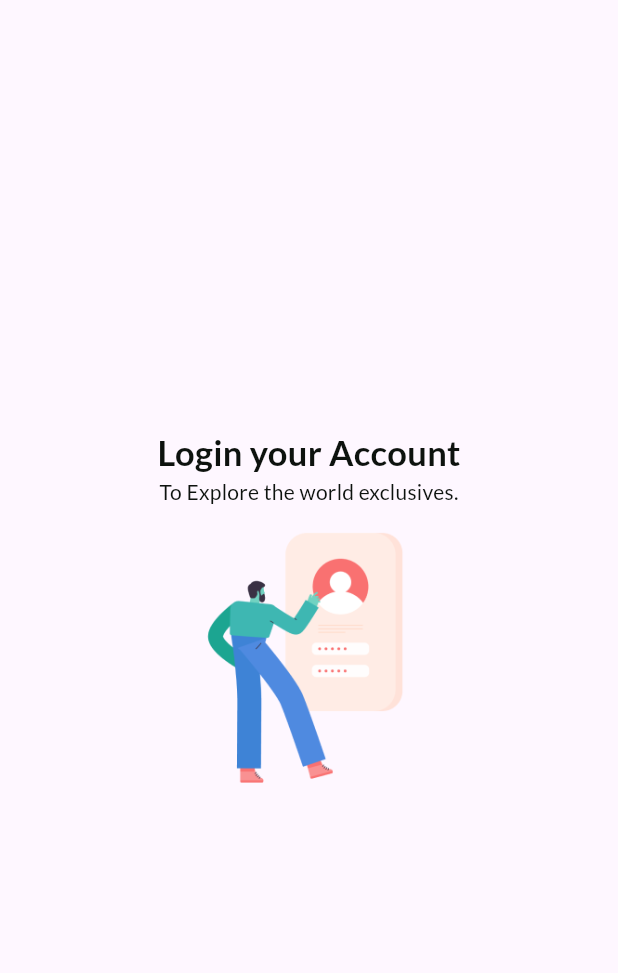
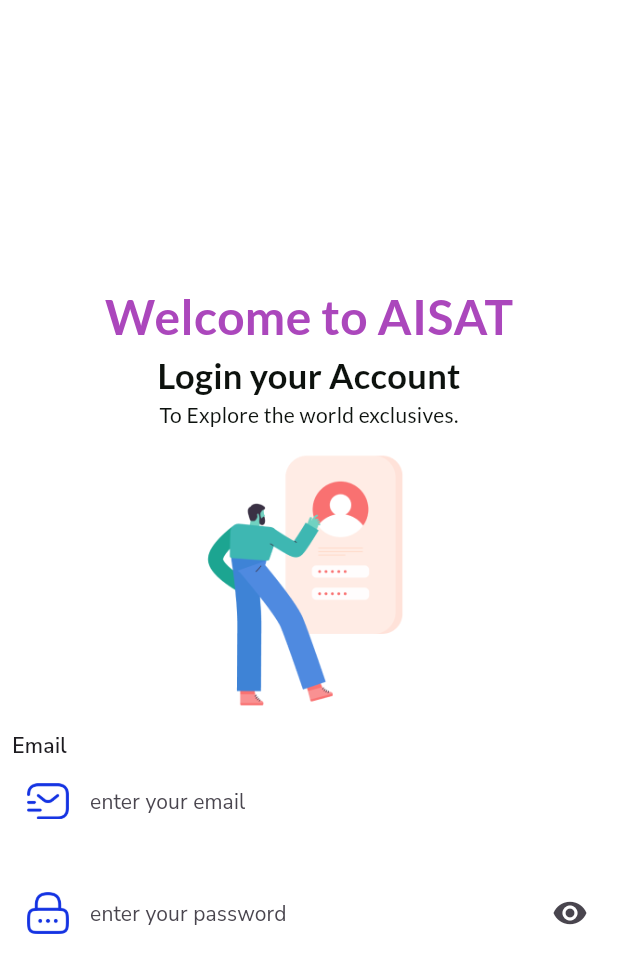
Before and after one commit to katawutuio/aisat_store_app, a Flutter app: the screen it shows after launch, on a phone screen of 412 x 824 dp. Shown: the top 973 px of the screen. Run offline on Flutter 3.47's test engine with Material 3 defaults, Android fonts, the phone set to English and light mode, and no system bars; our stand-ins replace google_fonts.

Commit message:
Create TextFormField - ใช้ Align component - ใช้ TextFormField widget สร้าง input text - แต่ง TextFormField ด้วย input decoration - ใช้ SizedBox widget คล้าย ๆ ใช้ div เปล่า - ใช้ prefix, suffix icon เพื่อใส่ icon เข้าไปใน field - ปิด แถบ debug ด้วย debugShowCheckedModeBanner

```diff
--- a/lib/main.dart
+++ b/lib/main.dart
@@ -12,6 +12,7 @@
   @override
   Widget build(BuildContext context) {
     return MaterialApp(
+      debugShowCheckedModeBanner: false,
       title: 'Flutter Demo',
       theme: ThemeData(
         // This is the theme of your application.
--- a/lib/views/screens/authentication_screen/login_screen.dart
+++ b/lib/views/screens/authentication_screen/login_screen.dart
@@ -7,10 +7,22 @@
   @override
   Widget build(BuildContext context) {
     return Scaffold(
-      body: Center(
+      backgroundColor: Colors.white.withOpacity(
+        0.95,
+      ),
+      body: Padding(
+        padding: const EdgeInsets.all(8.0),
+        child: Center(
           child: Column(
             mainAxisAlignment: MainAxisAlignment.center,
             children: [
+              Text(
+                "Welcome to AISAT",
+                style: GoogleFonts.getFont('Lato',
+                    color: Colors.purple[400],
+                    fontWeight: FontWeight.bold,
+                    fontSize: 32),
+              ),
               Text(
                 "Login your Account",
                 style: GoogleFonts.getFont(
@@ -30,8 +42,74 @@
                 'assets/images/Illustration.png',
                 width: 200,
                 height: 200,
-            )
+              ),
+              Align(
+                alignment: Alignment.topLeft,
+                child: Text(
+                  'Email',
+                  style: GoogleFonts.getFont(
+                    'Nunito Sans',
+                    fontWeight: FontWeight.w600,
+                    letterSpacing: 0.2,
+                  ),
+                ),
+              ),
+              TextFormField(
+                decoration: InputDecoration(
+                  fillColor: Colors.white,
+                  filled: true,
+                  border: OutlineInputBorder(
+                    borderRadius: BorderRadius.circular(9),
+                  ),
+                  focusedBorder: InputBorder.none,
+                  enabledBorder: InputBorder.none,
+                  labelText: 'enter your email',
+                  labelStyle: GoogleFonts.getFont(
+                    'Nunito Sans',
+                    fontSize: 14,
+                    letterSpacing: 0.1,
+                  ),
+                  prefixIcon: Padding(
+                    padding: const EdgeInsets.all(10.0),
+                    child: Image.asset(
+                      'assets/icons/email.png',
+                      width: 20,
+                      height: 20,
+                    ),
+                  ),
+                ),
+              ),
+              SizedBox(
+                height: 20,
+              ),
+              TextFormField(
+                decoration: InputDecoration(
+                  fillColor: Colors.white,
+                  filled: true,
+                  border: OutlineInputBorder(
+                    borderRadius: BorderRadius.circular(9),
+                  ),
+                  focusedBorder: InputBorder.none,
+                  enabledBorder: InputBorder.none,
+                  labelText: 'enter your password',
+                  labelStyle: GoogleFonts.getFont(
+                    'Nunito Sans',
+                    fontSize: 14,
+                    letterSpacing: 0.1,
+                  ),
+                  prefixIcon: Padding(
+                    padding: const EdgeInsets.all(10.0),
+                    child: Image.asset(
+                      'assets/icons/password.png',
+                      width: 20,
+                      height: 20,
+                    ),
+                  ),
+                  suffixIcon: Icon(Icons.visibility),
+                ),
+              ),
             ],
+          ),
         ),
       ),
     );
```
Lines whose indentation alone changed are shown as unchanged.
